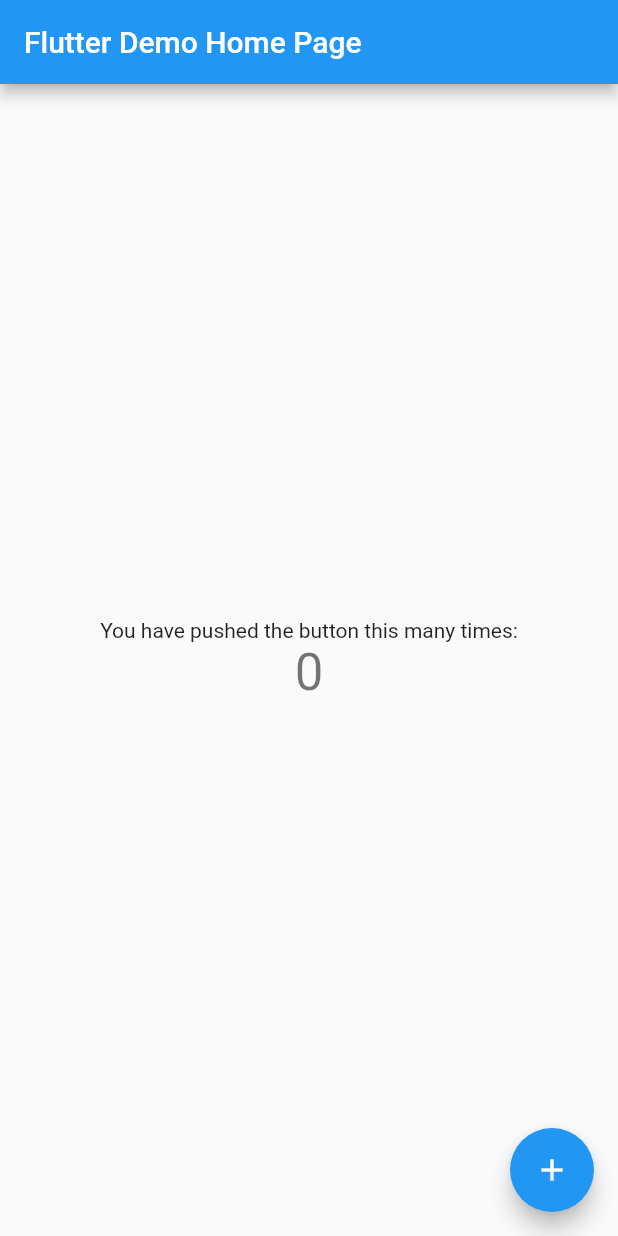
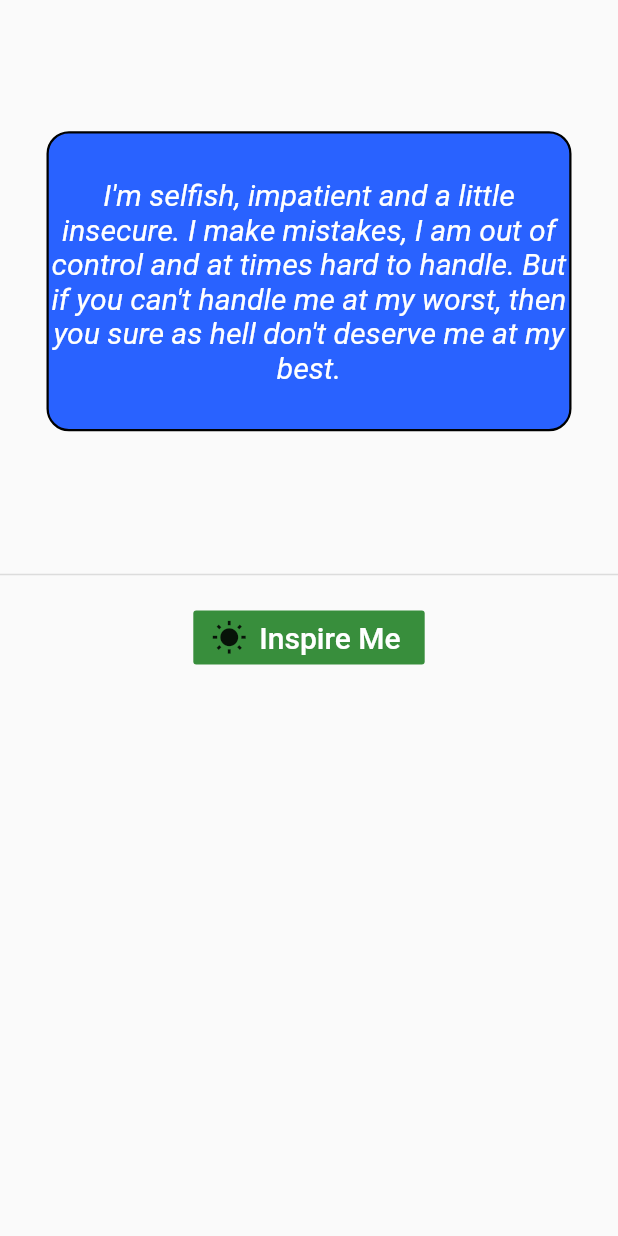
Before and after one commit to RUPAK7406/exploring-flutter, a Flutter app: the screen it shows after launch, on a phone screen of 412 x 824 dp. Run offline on Flutter 3.47's test engine with Material 2 defaults, Android fonts, the phone set to English and light mode, and no system bars.

Commit message:
added quotesApp

```diff
--- /dev/null
+++ b/quotes_app/lib/UI/home.dart
@@ -0,0 +1,79 @@
+import 'package:flutter/material.dart';
+
+class QuotesApp extends StatefulWidget {
+  @override
+  _QuotesAppState createState() => _QuotesAppState();
+}
+
+class _QuotesAppState extends State<QuotesApp> {
+  int _index = 0;
+  List quotes = [
+    "I'm selfish, impatient and a little insecure. I make mistakes, I am out of control and at times hard to handle. But if you can't handle me at my worst, then you sure as hell don't deserve me at my best.",
+    "Be yourself; everyone else is already taken.",
+    "Two things are infinite: the universe and human stupidity; and I'm not sure about the universe.",
+    "So many books, so little time.",
+    "Be who you are and say what you feel, because those who mind don't matter, and those who matter don't mind.",
+    "A room without books is like a body without a soul.",
+    "You've gotta dance like there's nobody watching,Love like you'll never be hurt, Sing like there's nobody listening,And live like it's heaven on earth.",
+    "You know you're in love when you can't fall asleep because reality is finally better than your dreams.",
+    "You only live once, but if you do it right, once is enough.",
+    "In three words I can sum up everything I've learned about life: it goes on"
+  ];
+  @override
+  Widget build(BuildContext context) {
+    return Scaffold(
+      body: Container(
+          child: Column(
+        mainAxisAlignment: MainAxisAlignment.center,
+        children: <Widget>[
+          Expanded(
+            child: Center(
+              child: Container(
+                  width: 350,
+                  height: 200,
+                  margin: EdgeInsets.all(30.0),
+                  decoration: BoxDecoration(
+                    color: Colors.blueAccent.shade700,
+                    borderRadius: BorderRadius.circular(15),
+                     border: Border.all(color: Colors.black, width: 1.5),
+                  ),
+                  child: Center(
+                    child: Text(
+                      quotes[_index % quotes.length],
+                      style: TextStyle(
+                      color: Colors.white,
+                      fontStyle: FontStyle.italic,
+                      fontSize: 20.0),
+                      textAlign: TextAlign.center,
+                    ),
+                  )),
+            ),
+          ),
+          Divider(thickness: 1.0),
+          Padding(
+            padding: const EdgeInsets.only(top: 10.0),
+            child: FlatButton.icon(
+                onPressed: _showQuote,
+                color: Colors.green.shade700,
+                icon: Icon(Icons.wb_sunny),
+                label: Text(
+                  "Inspire Me",
+                  style: TextStyle(
+                    color: Colors.white,
+                    fontSize: 20.0,
+                  ),
+                )),
+          ),
+          Spacer( )
+          ],
+      )),
+    );
+  }
+
+  void _showQuote() {
+    //Increment the Index by one each time.
+    setState(() {
+      _index += 1;
+    });
+  }
+}
--- a/quotes_app/lib/main.dart
+++ b/quotes_app/lib/main.dart
@@ -1,117 +1,8 @@
 import 'package:flutter/material.dart';
+import 'package:quotes_app/UI/home.dart';
 
 void main() {
-  runApp(MyApp());
+  runApp(new MaterialApp(
+    home : QuotesApp()
+  ));
 }
-
-class MyApp extends StatelessWidget {
-  // This widget is the root of your application.
-  @override
-  Widget build(BuildContext context) {
-    return MaterialApp(
-      title: 'Flutter Demo',
-      theme: ThemeData(
-        // This is the theme of your application.
-        //
-        // Try running your application with "flutter run". You'll see the
-        // application has a blue toolbar. Then, without quitting the app, try
-        // changing the primarySwatch below to Colors.green and then invoke
-        // "hot reload" (press "r" in the console where you ran "flutter run",
-        // or simply save your changes to "hot reload" in a Flutter IDE).
-        // Notice that the counter didn't reset back to zero; the application
-        // is not restarted.
-        primarySwatch: Colors.blue,
-        // This makes the visual density adapt to the platform that you run
-        // the app on. For desktop platforms, the controls will be smaller and
-        // closer together (more dense) than on mobile platforms.
-        visualDensity: VisualDensity.adaptivePlatformDensity,
-      ),
-      home: MyHomePage(title: 'Flutter Demo Home Page'),
-    );
-  }
-}
-
-class MyHomePage extends StatefulWidget {
-  MyHomePage({Key key, this.title}) : super(key: key);
-
-  // This widget is the home page of your application. It is stateful, meaning
-  // that it has a State object (defined below) that contains fields that affect
-  // how it looks.
-
-  // This class is the configuration for the state. It holds the values (in this
-  // case the title) provided by the parent (in this case the App widget) and
-  // used by the build method of the State. Fields in a Widget subclass are
-  // always marked "final".
-
-  final String title;
-
-  @override
-  _MyHomePageState createState() => _MyHomePageState();
-}
-
-class _MyHomePageState extends State<MyHomePage> {
-  int _counter = 0;
-
-  void _incrementCounter() {
-    setState(() {
-      // This call to setState tells the Flutter framework that something has
-      // changed in this State, which causes it to rerun the build method below
-      // so that the display can reflect the updated values. If we changed
-      // _counter without calling setState(), then the build method would not be
-      // called again, and so nothing would appear to happen.
-      _counter++;
-    });
-  }
-
-  @override
-  Widget build(BuildContext context) {
-    // This method is rerun every time setState is called, for instance as done
-    // by the _incrementCounter method above.
-    //
-    // The Flutter framework has been optimized to make rerunning build methods
-    // fast, so that you can just rebuild anything that needs updating rather
-    // than having to individually change instances of widgets.
-    return Scaffold(
-      appBar: AppBar(
-        // Here we take the value from the MyHomePage object that was created by
-        // the App.build method, and use it to set our appbar title.
-        title: Text(widget.title),
-      ),
-      body: Center(
-        // Center is a layout widget. It takes a single child and positions it
-        // in the middle of the parent.
-        child: Column(
-          // Column is also a layout widget. It takes a list of children and
-          // arranges them vertically. By default, it sizes itself to fit its
-          // children horizontally, and tries to be as tall as its parent.
-          //
-          // Invoke "debug painting" (press "p" in the console, choose the
-          // "Toggle Debug Paint" action from the Flutter Inspector in Android
-          // Studio, or the "Toggle Debug Paint" command in Visual Studio Code)
-          // to see the wireframe for each widget.
-          //
-          // Column has various properties to control how it sizes itself and
-          // how it positions its children. Here we use mainAxisAlignment to
-          // center the children vertically; the main axis here is the vertical
-          // axis because Columns are vertical (the cross axis would be
-          // horizontal).
-          mainAxisAlignment: MainAxisAlignment.center,
-          children: <Widget>[
-            Text(
-              'You have pushed the button this many times:',
-            ),
-            Text(
-              '$_counter',
-              style: Theme.of(context).textTheme.headline4,
-            ),
-          ],
-        ),
-      ),
-      floatingActionButton: FloatingActionButton(
-        onPressed: _incrementCounter,
-        tooltip: 'Increment',
-        child: Icon(Icons.add),
-      ), // This trailing comma makes auto-formatting nicer for build methods.
-    );
-  }
-}
```
Also changed, not shown: 1 other file.
